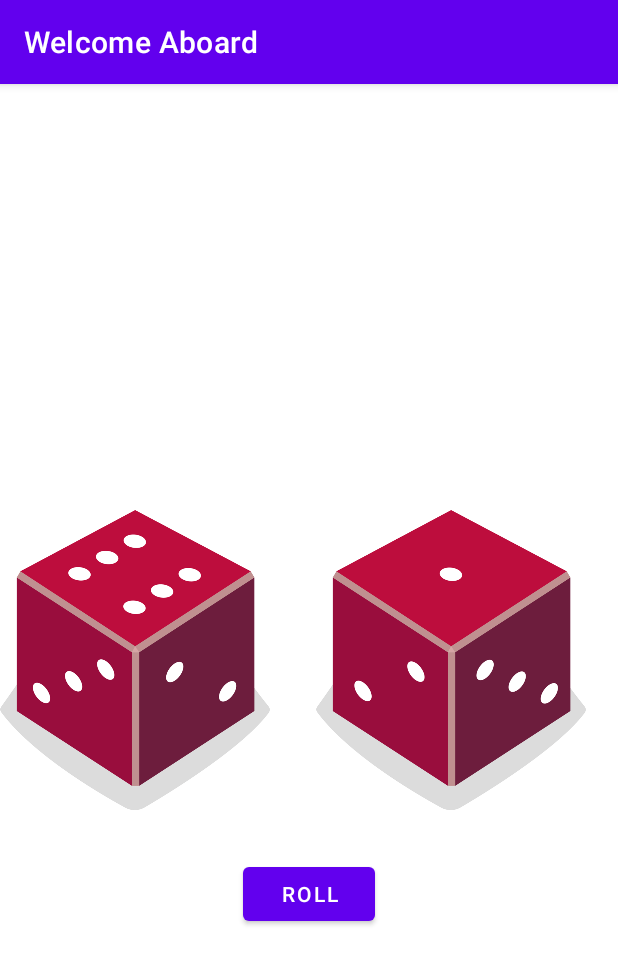
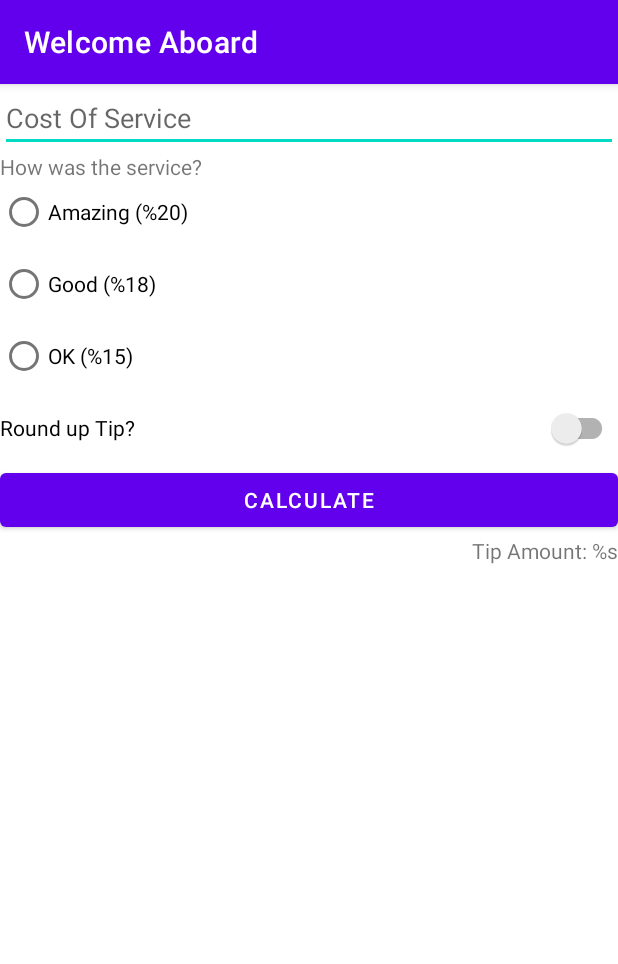
Before and after one commit to halilbalci/Welcome_Aboard, an Android app: the screen it shows after launch (MainActivity), on a phone screen of 412 x 824 dp. Shown: the top 964 px of the screen. Run offline under Robolectric (Android 15) with nearby library versions, the phone set to English and light mode, and no system bars.

Commit message:
calculate tip

```diff
--- a/app/src/main/java/com/example/welcomeaboard/MainActivity.kt
+++ b/app/src/main/java/com/example/welcomeaboard/MainActivity.kt
@@ -4,15 +4,41 @@ import androidx.appcompat.app.AppCompatActivity
 import android.os.Bundle
 import android.widget.Button
 import android.widget.ImageView
+import com.example.welcomeaboard.databinding.ActivityMainBinding
+import com.example.welcomeaboard.databinding.TipCalculatorBinding
 import com.example.welcomeaboard.dice_example.Dice
+import java.text.NumberFormat
 
 class MainActivity : AppCompatActivity() {
+    lateinit var binding: TipCalculatorBinding
+
     override fun onCreate(savedInstanceState: Bundle?) {
         super.onCreate(savedInstanceState)
-        setContentView(R.layout.barbut_playground)
-        val rollButton: Button = findViewById(R.id.button)
-        rollButton.setOnClickListener { playBarbut() }
+        binding = TipCalculatorBinding.inflate(layoutInflater)
+        setContentView(binding.root)
+        binding.calculate.setOnClickListener{calculateTip()}
+
+        //setContentView(R.layout.barbut_playground)
+        //val rollButton: Button = findViewById(R.id.button)
+        //rollButton.setOnClickListener { playBarbut() }
     }
+    private fun calculateTip(){
+        val costString = binding.textInputTip.text.toString()
+        val costDouble = costString.toDoubleOrNull()
+        if (costDouble == null) {
+            binding.tipResult.text = ""
+            return
+        }
+        val tipPercent = when(binding.radioGroup.checkedRadioButtonId){
+            R.id.percent20-> 0.20
+            R.id.percent18-> 0.18
+            else-> 0.15
+        }
+        var tip = tipPercent*costDouble
+        if(binding.switchCompat.isChecked) tip = kotlin.math.ceil(tip)
+        binding.tipResult.text = getString(R.string.tip_amount, NumberFormat.getCurrencyInstance().format(tip))
+    }
+
     fun playBarbut(){
         val diceImage: ImageView = findViewById(R.id.imageView2)
         val diceImage2: ImageView = findViewById(R.id.imageView3)
--- /dev/null
+++ b/app/src/main/res/layout/tip_calculator.xml
@@ -0,0 +1,76 @@
+<?xml version="1.0" encoding="utf-8"?>
+<androidx.constraintlayout.widget.ConstraintLayout xmlns:android="http://schemas.android.com/apk/res/android"
+    xmlns:app="http://schemas.android.com/apk/res-auto"
+    xmlns:tools="http://schemas.android.com/tools"
+    android:layout_width="match_parent"
+    android:layout_height="match_parent"
+    android:layout_marginStart="16dp"
+    android:layout_marginEnd="16dp"
+    android:layout_marginTop="16dp"
+    >
+    <TextView
+        android:id="@+id/questionText"
+        android:layout_width="match_parent"
+        android:layout_height="wrap_content"
+        android:text="@string/how_was_the_service"
+         app:layout_constraintTop_toBottomOf="@id/textInputTip"
+        tools:visibility="visible"
+        />
+    <EditText
+        android:layout_width="match_parent"
+        android:layout_height="wrap_content"
+        android:id="@+id/textInputTip"
+        app:layout_constraintEnd_toEndOf="parent"
+        app:layout_constraintStart_toStartOf="parent"
+        app:layout_constraintTop_toTopOf="parent"
+        android:hint="@string/cost_of_service"
+        android:inputType="numberDecimal"
+        android:autofillHints="555" />
+
+    <RadioGroup
+        android:id="@+id/radioGroup"
+        android:layout_width="match_parent"
+        android:layout_height="wrap_content"
+        android:layout_marginTop="16dp"
+        app:layout_constraintTop_toBottomOf="@+id/textInputTip">
+
+        <RadioButton
+            android:id="@+id/percent20"
+            android:layout_width="match_parent"
+            android:layout_height="wrap_content"
+            android:text="@string/amazing_20"/>
+
+        <RadioButton
+            android:id="@+id/percent18"
+            android:layout_width="match_parent"
+            android:layout_height="wrap_content"
+            android:text="@string/good_18"/>
+
+        <RadioButton
+            android:id="@+id/percent15"
+            android:layout_width="match_parent"
+            android:layout_height="wrap_content"
+            android:text="@string/ok_15"/>
+    </RadioGroup>
+    <androidx.appcompat.widget.SwitchCompat
+        android:id="@+id/switchCompat"
+        android:layout_width="match_parent"
+        android:layout_height="wrap_content"
+        app:layout_constraintTop_toBottomOf="@id/radioGroup"
+        android:text="@string/round_up_tip"/>
+    <Button
+        android:id="@+id/calculate"
+        android:layout_width="match_parent"
+        android:layout_height="wrap_content"
+        app:layout_constraintTop_toBottomOf="@id/switchCompat"
+        android:text="@string/calculate"/>
+
+    <TextView
+        android:id="@+id/tipResult"
+        android:layout_width="wrap_content"
+        android:layout_height="wrap_content"
+        android:text="@string/tip_amount"
+        app:layout_constraintEnd_toEndOf="parent"
+        app:layout_constraintTop_toBottomOf="@id/calculate" />
+
+</androidx.constraintlayout.widget.ConstraintLayout>
--- a/app/src/main/res/values/strings.xml
+++ b/app/src/main/res/values/strings.xml
@@ -9,4 +9,13 @@
     <string name="desc">cake by the ocean</string>
     <string name="roll">Roll</string>
     <string name="rolling">Rolling</string>
+    <string name="amazing_20">Amazing (%20)</string>
+    <string name="good_18">Good (%18)</string>
+    <string name="ok_15">OK (%15)</string>
+    <string name="round_up_tip">Round up Tip?</string>
+    <string name="cost_of_service">Cost Of Service</string>
+    <string name="how_was_the_service">How was the service?</string>
+    <string name="calculate">calculate</string>
+    <string name="tip_result">tip result</string>
+    <string name="tip_amount">Tip Amount: %s</string>
 </resources>
```
